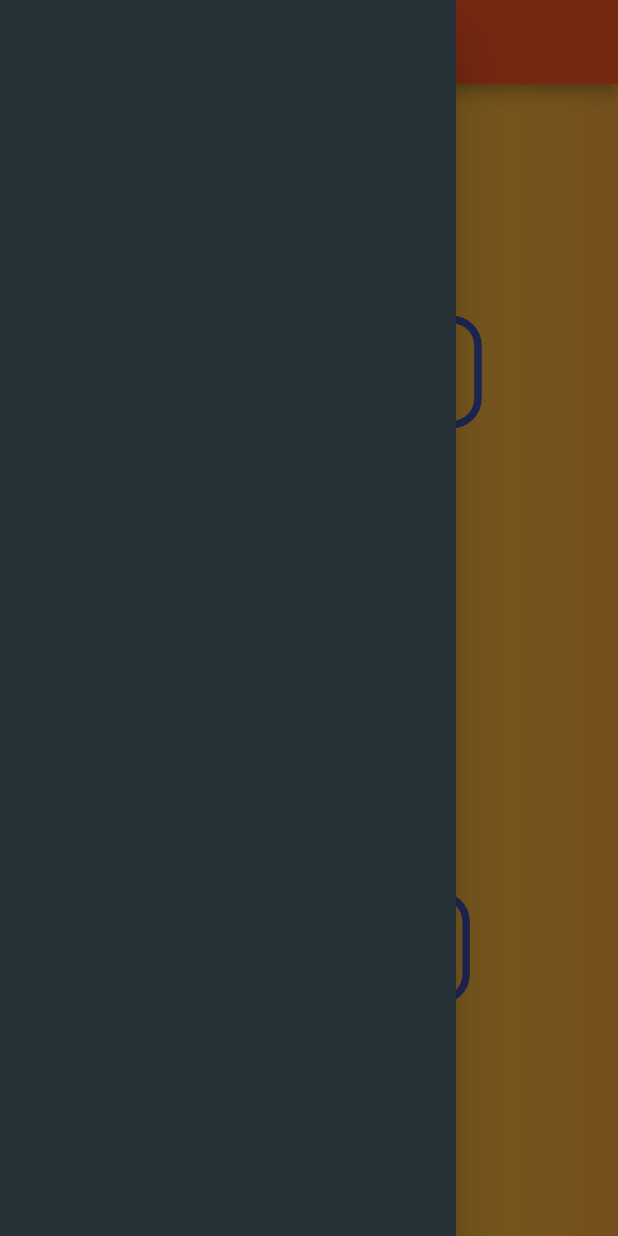
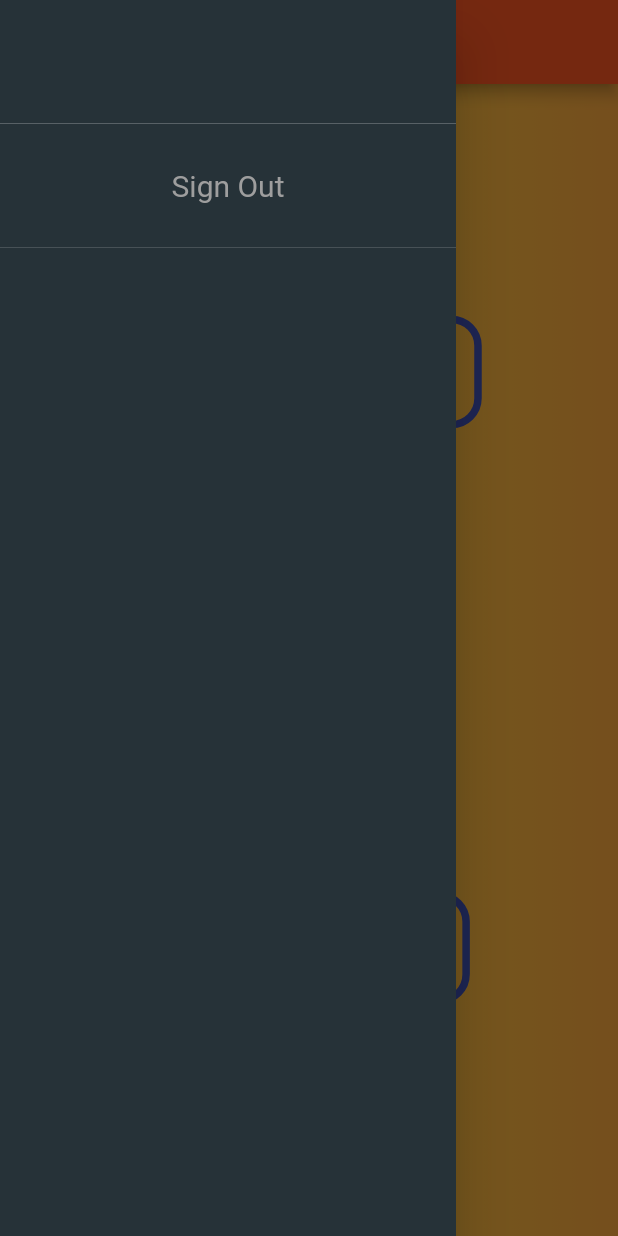
Before and after one commit to Samyak2406/Document-sharing-application, a Flutter app: the BlankPage screen opened by its route, with the side drawer open, on a phone screen of 412 x 824 dp. Run offline on Flutter 3.47's test engine with Material 2 defaults, Android fonts, the phone set to English and light mode, and no system bars; our stand-ins replace cloud_firestore, file_picker, firebase_auth, firebase_storage, fluttertoast, google_sign_in and 1 more; accounts and stored records are empty.

Commit message:
Version0.1

```diff
--- a/lib/Screens/BlankPage.dart
+++ b/lib/Screens/BlankPage.dart
@@ -43,7 +43,7 @@ class makeBox extends StatelessWidget {
     return Expanded(
       child: Center(
         child: GestureDetector(
-          onTap: callback, //TODO
+          onTap: callback,
           child: Container(
             decoration: BoxDecoration(
               borderRadius: BorderRadius.all(Radius.circular(20)),
--- a/lib/Screens/loadingScreen.dart
+++ b/lib/Screens/loadingScreen.dart
@@ -20,7 +20,7 @@ class _loadingScreenState extends State<loadingScreen> {
   void loadRooms()async{
     myRooms=[];
     final _store=Firestore.instance;
-    await for(var rooms in _store.collection('abc@gmail.com').snapshots()){//TODO add user email
+    await for(var rooms in _store.collection(UserEmail).snapshots()){//TODO add user email
       for(var room in rooms.documents){
         myRooms.add(room.data['name']);
       }
--- a/lib/documentScreenDrawer.dart
+++ b/lib/documentScreenDrawer.dart
@@ -1,6 +1,7 @@
+import 'package:docshelper/Google_SignIn.dart';
 import 'package:docshelper/Screens/BlankPage.dart';
+import 'package:docshelper/Screens/loginScreen.dart';
 import 'package:flutter/material.dart';
-import 'fetchUpload.dart';
 import 'package:provider/provider.dart';
 import 'myStorage.dart';
 import 'package:docshelper/Screens/documentScreen.dart';
@@ -13,7 +14,56 @@ class documentScreenDrawer extends StatefulWidget {
 class _documentScreenDrawerState extends State<documentScreenDrawer> {
   @override
   Widget build(BuildContext context) {
-    return Drawer(
+    return SafeArea(
+      child: Drawer(
+        child: Column(
+          children: <Widget>[
+            Expanded(
+              flex: 2,
+              child: Column(
+                children: <Widget>[
+                  Expanded(
+                    child: Container(
+                      color: Colors.blueGrey.shade900,
+                      child: Center(
+                        child: FittedBox(
+                          child: Text(
+                            UserEmail,//TODO--custom email
+                            style: TextStyle(
+                              color: Colors.grey,
+                              fontSize: 20
+                            ),
+                          ),
+                        ),
+                      ),
+                    ),
+                  ),
+                  Expanded(
+                    child: GestureDetector(
+                      onTap: (){
+                        signOutGoogle();
+                        Navigator.pushNamedAndRemoveUntil(context, loginScreen.id, (Route<dynamic> route) => false);
+                      },
+                      child: Container(
+                        width: double.infinity,
+                        color: Colors.blueGrey.shade900,
+                         child: Center(
+                           child: Text(
+                             'Sign Out',
+                             style: TextStyle(
+                               fontSize: 20,
+                               color: Colors.grey,
+                             ),
+                           ),
+                         ),
+                      ),
+                    ),
+                  ),
+                ],
+              ),
+            ),
+            Expanded(
+              flex: 8,
               child: Container(
                 color: Colors.blueGrey.shade900,
                 child: ListView.builder(
@@ -23,18 +73,21 @@ class _documentScreenDrawerState extends State<documentScreenDrawer> {
                       return Column(
                         children: <Widget>[
                           Padding(
-                    padding: const EdgeInsets.all(10.0),
+                            padding: const EdgeInsets.all(15.0),
                             child: GestureDetector(
                               onTap: () async {
-                        IDoFRoomStorage=myRooms[index];
-//                        await getPackets(IDoFRoomStorage);
-                        await Provider.of<myStorage>(context,listen: false).getPackets(IDoFRoomStorage);
-                      Navigator.pushNamedAndRemoveUntil(context, BlankPage.id,(Route<dynamic> route) => false);
+                                IDoFRoomStorage = myRooms[index];
+                                await Provider.of<myStorage>(context, listen: false)
+                                    .getPackets(IDoFRoomStorage);
+                                Navigator.pushNamedAndRemoveUntil(context, BlankPage.id,
+                                    (Route<dynamic> route) => false);
                                 Navigator.pushNamed(context, documentScreen.id);
                               },
                               child: Container(
                                 decoration: BoxDecoration(
-                          borderRadius: BorderRadius.all(Radius.circular(10),),
+                                  borderRadius: BorderRadius.all(
+                                    Radius.circular(10),
+                                  ),
                                   color: Colors.blueGrey,
                                 ),
                                 height: 50,
@@ -55,6 +108,10 @@ class _documentScreenDrawerState extends State<documentScreenDrawer> {
                   },
                 ),
               ),
+            ),
+          ],
+        ),
+      ),
     );
   }
 }
--- a/lib/main.dart
+++ b/lib/main.dart
@@ -14,7 +14,7 @@ class MyApp extends StatelessWidget {
     return ChangeNotifierProvider(
       create: (context)=>myStorage(),
       child: MaterialApp(
-        initialRoute: loadingScreen.id,
+        initialRoute: loginScreen.id,
         routes: (
         {
           BlankPage.id:(context) => BlankPage(),
--- a/pubspec.yaml
+++ b/pubspec.yaml
@@ -23,7 +23,7 @@ dependencies:
   google_sign_in: ^4.4.6
   pull_to_refresh: ^1.5.8
   provider: ^4.0.5+1
-
+  fluttertoast: ^4.0.1
 
 dev_dependencies:
   flutter_test:
```
Also changed, not shown: lib/Google_SignIn.dart (+8 -3 lines), lib/Screens/documentScreen.dart (+87 -40 lines), lib/Screens/loginScreen.dart (+4 -3 lines), lib/fetchUpload.dart (+20 -13 lines), lib/myStorage.dart (+10 -7 lines), lib/serverFile.dart (+47 -28 lines), pubspec.lock. Lines whose indentation alone changed are shown as unchanged.
